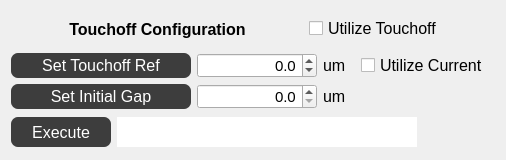
Old version of the form src/ECM_gui/galil_dialog/widget_touchoff.ui in the repository dmherrington/ECM-Control-System.
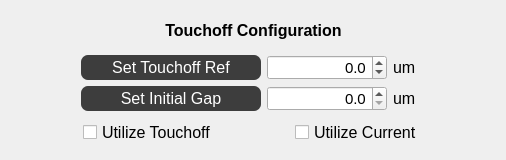
New version of the form.

```diff
--- a/src/ECM_gui/galil_dialog/widget_touchoff.ui
+++ b/src/ECM_gui/galil_dialog/widget_touchoff.ui
@@ -149,7 +149,7 @@
 }</string>
   </property>
   <layout class="QGridLayout" name="gridLayout_2">
-   <item row="0" column="0" colspan="2">
+   <item row="0" column="0">
     <layout class="QHBoxLayout" name="horizontalLayout_11">
      <item>
       <spacer name="horizontalSpacer_15">
@@ -218,19 +218,7 @@
      </item>
     </layout>
    </item>
-   <item row="0" column="2">
-    <widget class="QCheckBox" name="checkBox_UtilizeTouchoff">
-     <property name="font">
-      <font>
-       <pointsize>12</pointsize>
-      </font>
-     </property>
-     <property name="text">
-      <string>Utilize Touchoff</string>
-     </property>
-    </widget>
-   </item>
-   <item row="1" column="0" colspan="3">
+   <item row="1" column="0">
     <layout class="QGridLayout" name="gridLayout">
      <item row="0" column="0">
       <layout class="QHBoxLayout" name="horizontalLayout_9">
@@ -418,7 +406,49 @@
        </item>
       </layout>
      </item>
-     <item row="0" column="1">
+    </layout>
+   </item>
+   <item row="2" column="0">
+    <layout class="QHBoxLayout" name="horizontalLayout">
+     <item>
+      <spacer name="horizontalSpacer_17">
+       <property name="orientation">
+        <enum>Qt::Horizontal</enum>
+       </property>
+       <property name="sizeHint" stdset="0">
+        <size>
+         <width>40</width>
+         <height>20</height>
+        </size>
+       </property>
+      </spacer>
+     </item>
+     <item>
+      <widget class="QCheckBox" name="checkBox_UtilizeTouchoff">
+       <property name="font">
+        <font>
+         <pointsize>12</pointsize>
+        </font>
+       </property>
+       <property name="text">
+        <string>Utilize Touchoff</string>
+       </property>
+      </widget>
+     </item>
+     <item>
+      <spacer name="horizontalSpacer_18">
+       <property name="orientation">
+        <enum>Qt::Horizontal</enum>
+       </property>
+       <property name="sizeHint" stdset="0">
+        <size>
+         <width>40</width>
+         <height>20</height>
+        </size>
+       </property>
+      </spacer>
+     </item>
+     <item>
       <widget class="QCheckBox" name="checkBox_ReferenceOldPosition">
        <property name="font">
         <font>
@@ -430,192 +460,21 @@
        </property>
       </widget>
      </item>
-    </layout>
-   </item>
-   <item row="2" column="0">
-    <layout class="QHBoxLayout" name="horizontalLayout_12">
      <item>
-      <widget class="QPushButton" name="pushButton_ExecuteTouchoff">
-       <property name="sizePolicy">
-        <sizepolicy hsizetype="MinimumExpanding" vsizetype="MinimumExpanding">
-         <horstretch>0</horstretch>
-         <verstretch>0</verstretch>
-        </sizepolicy>
+      <spacer name="horizontalSpacer_19">
+       <property name="orientation">
+        <enum>Qt::Horizontal</enum>
        </property>
-       <property name="minimumSize">
+       <property name="sizeHint" stdset="0">
         <size>
-         <width>100</width>
-         <height>30</height>
+         <width>40</width>
+         <height>20</height>
         </size>
        </property>
-       <property name="maximumSize">
-        <size>
-         <width>100</width>
-         <height>30</height>
-        </size>
-       </property>
-       <property name="font">
-        <font>
-         <pointsize>12</pointsize>
-        </font>
-       </property>
-       <property name="styleSheet">
-        <string notr="true">QMenuBar{
-background-color:#1d1d1d;
-padding:5px;
-	font: 12pt &quot;MS Shell Dlg 2&quot;;
-}
-
-QMenuBar::item{
-background-color:#1d1d1d;
-color:#fff;
-padding:5px;
-
-}
-
-QMenu{
-color:#fff;
-padding:0;
-}
-
-QMenu::item:selected{
-color:#fff;
-background-color:#00aba9;
-}
-
-QTableWidget{
-background-color:#3d3d3d;
-color:#fff;
-  selection-background-color: #da532c;
-border:solid;
-border-width:3px;
-border-color:#da532c;
-}
-QHeaderView::section{
-background-color:qlineargradient(spread:pad, x1:0, y1:0, x2:1, y2:0, stop:0 rgba(20, 158, 217, 255), stop:1 rgba(36, 158, 217, 255));
-border:none;
-border-top-style:solid;
-border-width:1px;
-border-top-color:qlineargradient(spread:pad, x1:0, y1:0, x2:1, y2:0, stop:0 rgba(20, 158, 217, 255), stop:1 rgba(36, 158, 217, 255));
-color:#fff;
-
-}
-QHeaderView{
-background-color:qlineargradient(spread:pad, x1:0, y1:0, x2:1, y2:0, stop:0 rgba(20, 158, 217, 255), stop:1 rgba(36, 158, 217, 255));
-
-border:none;
-border-top-style:solid;
-border-width:1px;
-border-top-color:#149ED9;
-color:#fff;
-	font: 75 12pt &quot;Calibri&quot;;
-}
-
-QTableCornerButton::section{
-border:none;
-background-color:#149ED9;
-}
-
-QListWidget{
-background-color:#3d3d3d;
-color:#fff;
-}
-
-QMenu{
-background-color:#3d3d3d;
-}
-QStatusBar{
-background-color:#7e3878;
-color:#fff;
-}
-
-QPushButton{
-border-style:solid;
-background-color:#3d3d3d;
-color:#fff;
-border-radius:7px;
-}
-
-QPushButton:disabled {
-background-color: rgb(204, 0, 0);
-}
-
-QPushButton:hover{
-color:#ccc;
-	background-color: qlineargradient(spread:pad, x1:0.517, y1:0, x2:0.517, y2:1, stop:0 rgba(45, 45, 45, 255), stop:0.505682 rgba(45, 45, 45, 255), stop:1 rgba(29, 29, 29, 255));
-	border-color:#2d89ef;
-border-width:2px;
-}
-
-QPushButton:pressed{
-background-color: qlineargradient(spread:pad, x1:0.517, y1:0, x2:0.517, y2:1, stop:0 rgba(29, 29, 29, 255), stop:0.505682 rgba(45, 45, 45, 255), stop:1 rgba(29, 29, 29, 255));
-}
-
-
-QTabWidget::tab{
-background-color:#3d3d3d;
-}
-
-QLineEdit{
-border-radius:0;
-}
-
-QProgressBar{
-border-radius:0;
-text-align:center;
-color:#fff;
-background-color:transparent;
-border: 2px solid #e3a21a;
-border-radius:7px;
-	font: 75 12pt &quot;Open Sans&quot;;
-
-}
-
-QProgressBar::chunk{
-background-color:#2d89ef;
-width:20px;
-}</string>
-       </property>
-       <property name="text">
-        <string>Execute</string>
-       </property>
-      </widget>
+      </spacer>
      </item>
     </layout>
    </item>
-   <item row="2" column="1" colspan="2">
-    <widget class="QLineEdit" name="lineEdit_TouchoffCode">
-     <property name="sizePolicy">
-      <sizepolicy hsizetype="Fixed" vsizetype="Fixed">
-       <horstretch>0</horstretch>
-       <verstretch>0</verstretch>
-      </sizepolicy>
-     </property>
-     <property name="minimumSize">
-      <size>
-       <width>300</width>
-       <height>30</height>
-      </size>
-     </property>
-     <property name="maximumSize">
-      <size>
-       <width>300</width>
-       <height>30</height>
-      </size>
-     </property>
-     <property name="font">
-      <font>
-       <pointsize>12</pointsize>
-      </font>
-     </property>
-     <property name="alignment">
-      <set>Qt::AlignCenter</set>
-     </property>
-     <property name="readOnly">
-      <bool>true</bool>
-     </property>
-    </widget>
-   </item>
   </layout>
  </widget>
  <resources/>
```
